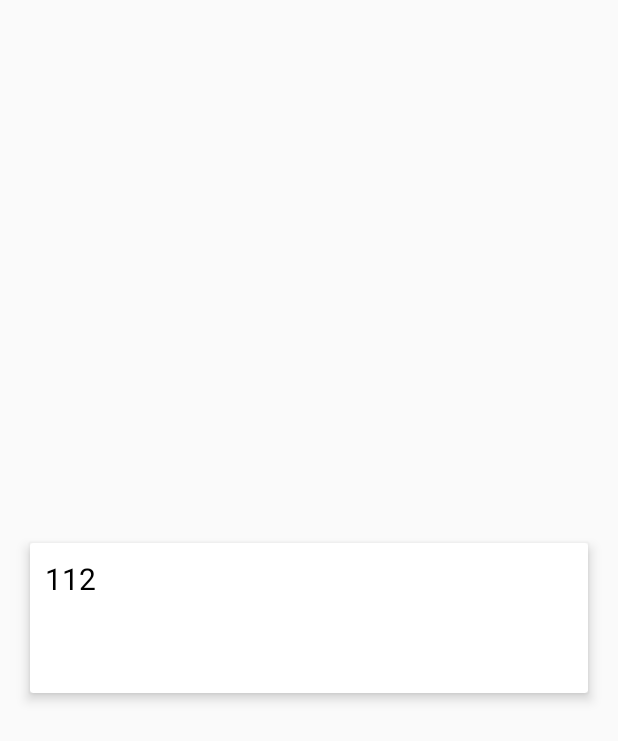
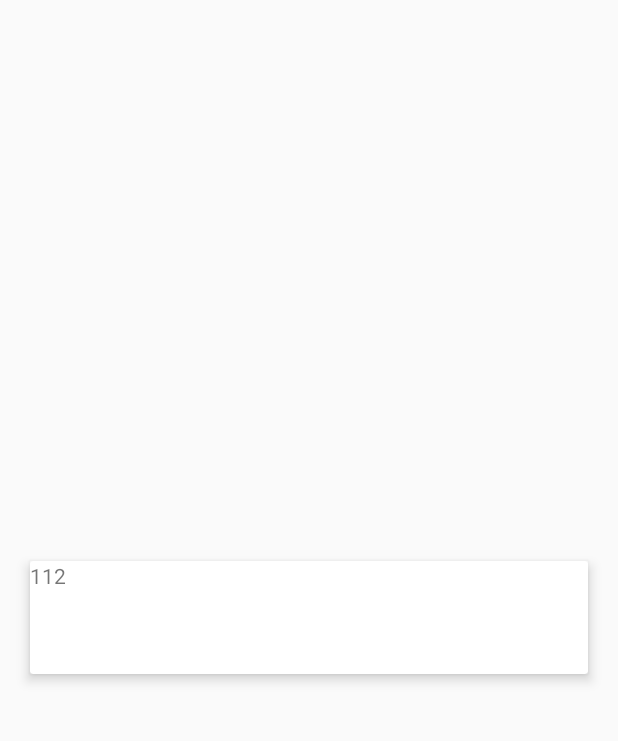
Before and after one commit to tagniam/DRT-Live, an Android app: the layout card_schedule.xml on its own in the app's theme, with its tools: preview values and no code run, on a phone screen of 412 x 824 dp. Shown: the top 741 px of the screen. Run offline under Robolectric (Android 15) with nearby library versions, the phone set to English and light mode, and no system bars.

```diff
--- a/app/src/main/res/layout/card_schedule.xml
+++ b/app/src/main/res/layout/card_schedule.xml
@@ -2,21 +2,16 @@
 <android.support.v7.widget.CardView android:id="@+id/card_view"
     android:layout_marginLeft="20dp"
     android:layout_marginRight="20dp"
-    android:padding="10dp"
-    android:layout_height="100dp"
+    android:layout_height="75dp"
     android:layout_width="match_parent"
     android:layout_gravity="center"
     card_view:cardElevation="5dp"
-    card_view:contentPadding="10dp"
     xmlns:android="http://schemas.android.com/apk/res/android"
     xmlns:card_view="http://schemas.android.com/apk/res-auto">
 
     <TextView
-        android:layout_width="match_parent"
-        android:layout_height="match_parent"
-        android:text="112"
-        android:textColor="#000"
-        android:textSize="20sp"
-        android:layout_weight="1" />
-
+        android:id="@+id/busNumber"
+        android:layout_width="wrap_content"
+        android:layout_height="wrap_content"
+        android:text="112" />
 </android.support.v7.widget.CardView>
```
Also changed, not shown: app/src/main/java/com/tagniam/drtsms/MainActivity.java (+6 -8 lines), app/src/main/res/layout/content_main.xml (+14 -5 lines).
